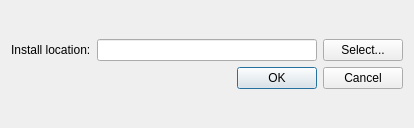
First picture: the form in dialogselectinstalllocation.ui, repository kasymovga/qrexuizlauncher, before the edit.
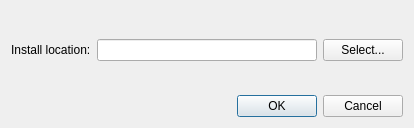
Second picture: the form after the edit.

Commit message: some spacers to location selection dialog

What changed in the file:
```diff
--- a/dialogselectinstalllocation.ui
+++ b/dialogselectinstalllocation.ui
@@ -68,6 +68,19 @@
        </item>
       </layout>
      </item>
+     <item>
+      <spacer name="verticalSpacer">
+       <property name="orientation">
+        <enum>Qt::Vertical</enum>
+       </property>
+       <property name="sizeHint" stdset="0">
+        <size>
+         <width>20</width>
+         <height>40</height>
+        </size>
+       </property>
+      </spacer>
+     </item>
      <item>
       <widget class="QDialogButtonBox" name="buttonBox">
        <property name="orientation">
@@ -80,6 +93,19 @@
      </item>
     </layout>
    </item>
+   <item row="0" column="0">
+    <spacer name="verticalSpacer_2">
+     <property name="orientation">
+      <enum>Qt::Vertical</enum>
+     </property>
+     <property name="sizeHint" stdset="0">
+      <size>
+       <width>20</width>
+       <height>40</height>
+      </size>
+     </property>
+    </spacer>
+   </item>
   </layout>
  </widget>
  <resources/>
```
